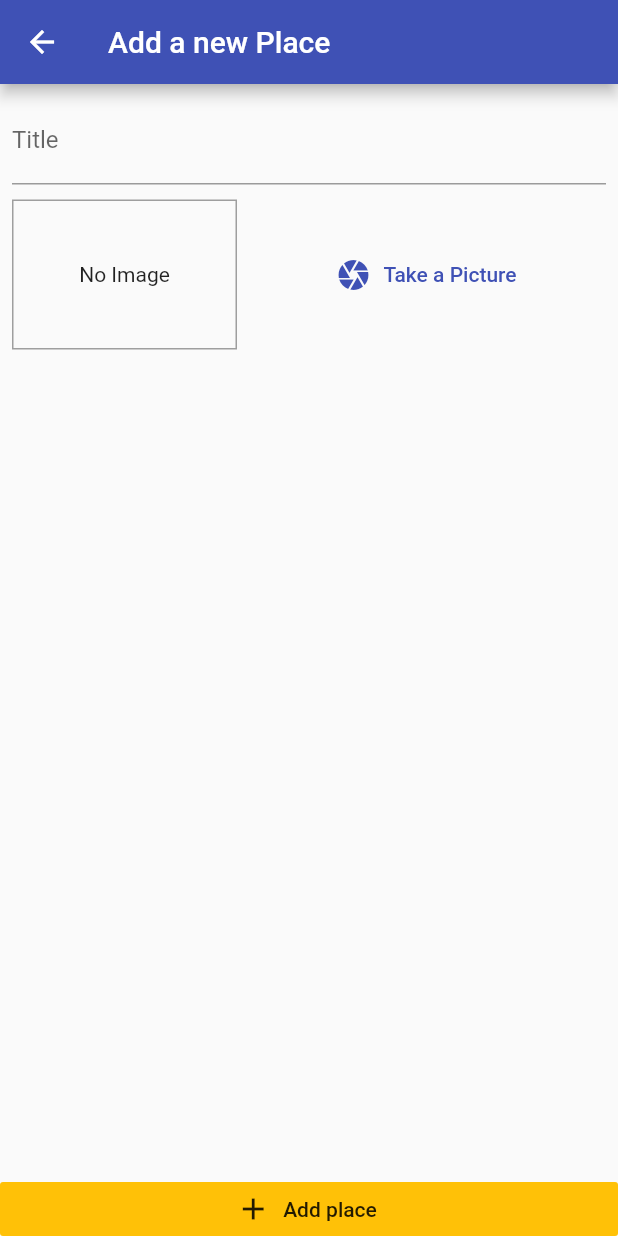
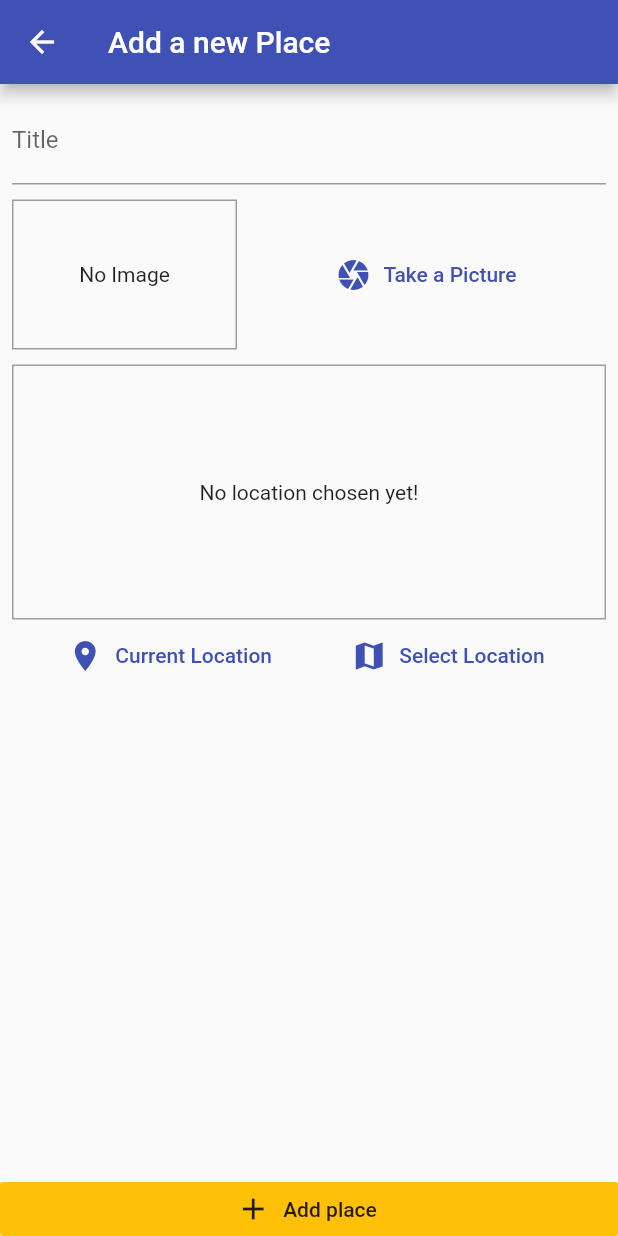
Before and after one commit to leticek/great_places, a Flutter app: the AddPlaceScreen screen opened by its route, on a phone screen of 412 x 824 dp. Run offline on Flutter 3.47's test engine with Material 2 defaults, Android fonts, the phone set to English and light mode, and no system bars; our stand-ins replace google_maps_flutter, image_picker, location, sqflite; accounts and stored records are empty.

Commit message:
Almost done, will finish tommorrow

```diff
--- /dev/null
+++ b/lib/helpers/location_helper.dart
@@ -0,0 +1,7 @@
+const API_KEY = "AIzaSyDJPFHRk-parytMGhzsvyAfjCGEnRKuxmk";
+
+class LocationHelper {
+  static String generateImage({double latitude, double longitude}) {
+    return "https://maps.googleapis.com/maps/api/staticmap?center=$latitude,$longitude&zoom=16&size=600x300&maptype=roadmap&markers=color:red%7Clabel:A%7C$latitude,$longitude&key=$API_KEY";
+  }
+}
--- a/lib/models/place.dart
+++ b/lib/models/place.dart
@@ -2,17 +2,15 @@ import 'package:flutter/foundation.dart';
 import 'dart:io';
 
 class PlaceLocation {
-  final double _latitude;
-  final double _longitude;
-  final String _address;
+  final double latitude;
+  final double longitude;
+  final String address;
 
-  PlaceLocation({
-    @required latitude,
-    @required longitude,
-    address,
-  })  : _latitude = latitude,
-        _longitude = longitude,
-        _address = address;
+  const PlaceLocation({
+    @required this.latitude,
+    @required this.longitude,
+    this.address,
+  });
 }
 
 class Place {
--- a/lib/screens/add_place_screen.dart
+++ b/lib/screens/add_place_screen.dart
@@ -2,6 +2,7 @@ import 'package:flutter/material.dart';
 import 'dart:io';
 import 'package:provider/provider.dart';
 
+import '../widgets/location_input.dart';
 import '../providers/place_provider.dart';
 import '../widgets/image_input.dart';
 
@@ -66,6 +67,10 @@ class _AddPlaceScreenState extends State<AddPlaceScreen> {
                     ImageInputWidget(
                       onImageTaken: _selectImage,
                     ),
+                    SizedBox(
+                      height: 10,
+                    ),
+                    LocationWidget(),
                   ],
                 ),
               ),
@@ -78,7 +83,7 @@ class _AddPlaceScreenState extends State<AddPlaceScreen> {
             elevation: 0,
             materialTapTargetSize: MaterialTapTargetSize.shrinkWrap,
             color: Theme.of(context).accentColor,
-          )
+          ),
         ],
       ),
     );
--- /dev/null
+++ b/lib/widgets/location_input.dart
@@ -0,0 +1,85 @@
+import 'package:flutter/material.dart';
+import 'package:great_places/helpers/location_helper.dart';
+import 'package:great_places/screens/map_screen.dart';
+import 'package:location/location.dart';
+
+class LocationWidget extends StatefulWidget {
+  @override
+  _LocationWidgetState createState() => _LocationWidgetState();
+}
+
+class _LocationWidgetState extends State<LocationWidget> {
+  String _previewImageUrl;
+
+  Future<void> _getCurrentLocation() async {
+    final locationData = await Location().getLocation();
+    setState(() {
+      _previewImageUrl = LocationHelper.generateImage(
+          latitude: locationData.latitude, longitude: locationData.longitude);
+    });
+  }
+
+  Future<void> _selectOnMap() async {
+    final selectedLocation = await Navigator.of(context).push(
+      MaterialPageRoute(
+        builder: (context) => MapScreen(
+          isSelecting: true,
+        ),
+      ),
+    );
+
+    if (selectedLocation == null) {
+      return;
+    }
+  }
+
+  @override
+  Widget build(BuildContext context) {
+    return Column(
+      children: [
+        Container(
+          decoration: BoxDecoration(
+            border: Border.all(
+              width: 1,
+              color: Colors.grey,
+            ),
+          ),
+          height: 170,
+          width: double.infinity,
+          alignment: Alignment.center,
+          child: _previewImageUrl == null
+              ? Text(
+                  'No location chosen yet!',
+                  textAlign: TextAlign.center,
+                )
+              : Image.network(
+                  _previewImageUrl,
+                  fit: BoxFit.cover,
+                  width: double.infinity,
+                ),
+        ),
+        Row(
+          mainAxisAlignment: MainAxisAlignment.spaceEvenly,
+          children: [
+            FlatButton.icon(
+              icon: Icon(
+                Icons.location_on,
+              ),
+              onPressed: _getCurrentLocation,
+              label: Text('Current Location'),
+              textColor: Theme.of(context).primaryColor,
+            ),
+            FlatButton.icon(
+              icon: Icon(
+                Icons.map,
+              ),
+              onPressed: _selectOnMap,
+              label: Text('Select Location'),
+              textColor: Theme.of(context).primaryColor,
+            )
+          ],
+        )
+      ],
+    );
+  }
+}
--- a/pubspec.yaml
+++ b/pubspec.yaml
@@ -28,6 +28,8 @@ dependencies:
   path_provider: ^1.6.11
   path: ^1.7.0
   sqflite: ^1.3.1
+  location: ^3.0.2
+  google_maps_flutter: ^0.5.30
 
 
   # The following adds the Cupertino Icons font to your application.
```
Also changed, not shown: lib/screens/map_screen.dart (added, +34 -0 lines), pubspec.lock, 2 other files.
